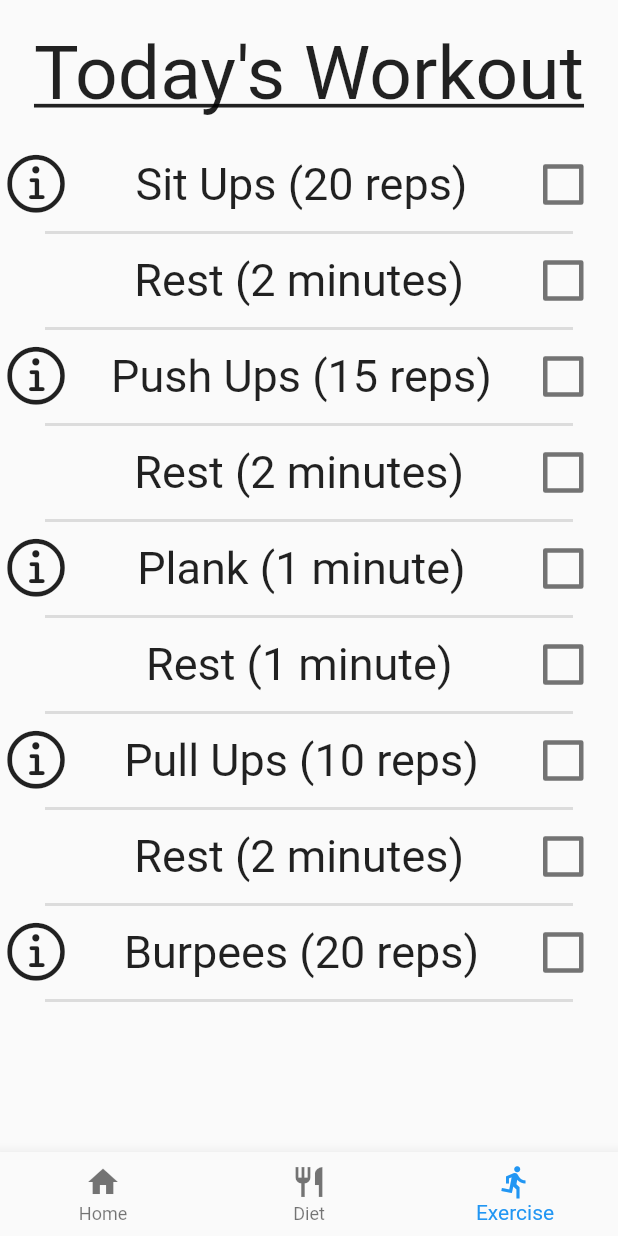
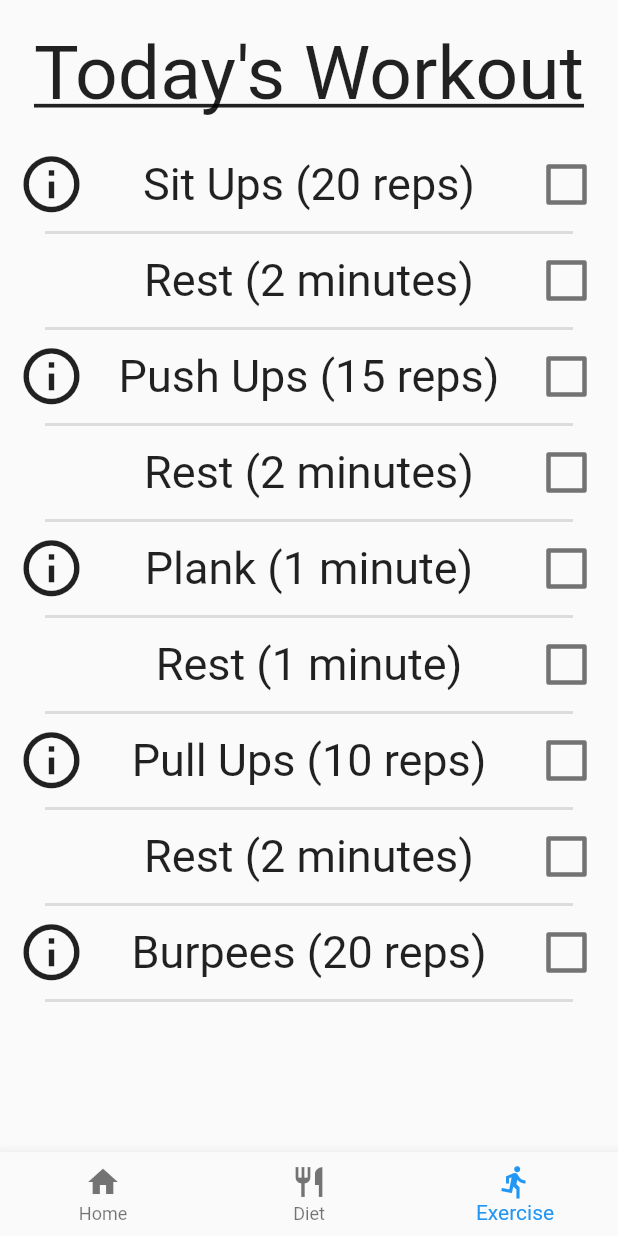
Before and after one commit to lmora21/nutrition_buddy, a Flutter app: the screen it shows after launch, item 3 of the bottom bar chosen, on a phone screen of 412 x 824 dp. Run offline on Flutter 3.47's test engine with Material 2 defaults, Android fonts, the phone set to English and light mode, and no system bars; our stand-ins replace charts_flutter, percent_indicator, pie_chart; missing offline and left inert: window_size.

Commit message:
Realigned workout list items

```diff
--- a/lib/main.dart
+++ b/lib/main.dart
@@ -1,7 +1,6 @@
 import 'dart:io';
 
 import 'package:cs422_gr4_nutribuddy/home_route_cal.dart';
-import 'package:flutter/cupertino.dart';
 import 'package:flutter/material.dart';
 import 'package:flutter/services.dart';
 import 'package:window_size/window_size.dart';
@@ -103,19 +102,27 @@ class _MyHomePageState extends State<MyHomePage> {
         child: Column(
           children: [
             Row(
-              mainAxisAlignment: MainAxisAlignment.spaceBetween,
+              mainAxisAlignment: MainAxisAlignment.center,
               children: [
-                IconButton(
-                    onPressed: () {},
-                    icon: const Icon(CupertinoIcons.info_circle, size: 45),
-                    padding: const EdgeInsets.all(0)),
-                Text("$title $hint", style: const TextStyle(fontSize: 30)),
-                Transform.scale(
-                  scale: 1.5,
-                  child: Align(
-                    alignment: Alignment.centerRight,
-                    child: Padding(
-                      padding: const EdgeInsets.fromLTRB(0, 0, 10, 0),
+                // Icon
+                const Expanded(
+                    flex: 1, child: Icon(Icons.info_outline, size: 45)),
+                // Title
+                Expanded(
+                    flex: 4,
+                    child: Align(
+                      alignment: Alignment.center,
+                      child: Text(
+                        "$title $hint",
+                        style: const TextStyle(fontSize: 30),
+                      ),
+                    )),
+                // Checkbox
+                Expanded(
+                  flex: 1,
+                  child: Transform.scale(
+                    scale: 1.5,
+                    child: Align(
                       child: Checkbox(
                         value: isChecked[index],
                         onChanged: (bool? value) {
@@ -126,7 +133,7 @@ class _MyHomePageState extends State<MyHomePage> {
                       ),
                     ),
                   ),
-                ),
+                )
               ],
             ),
             indentedDivider(),
@@ -148,15 +155,26 @@ class _MyHomePageState extends State<MyHomePage> {
       return Column(
         children: [
           Row(
-            mainAxisAlignment: MainAxisAlignment.spaceBetween,
             children: [
-              const SizedBox(width: 45),
-              Text("Rest (${minutes == 1 ? "1 minute" : "$minutes minutes"})",
-                  style: const TextStyle(fontSize: 30)),
-              Transform.scale(
-                scale: 1.5,
-                child: Padding(
-                  padding: const EdgeInsets.fromLTRB(0, 0, 10, 0),
+              // Empty left space
+              const Expanded(
+                flex: 1,
+                child: SizedBox(),
+              ),
+              // Title
+              Expanded(
+                flex: 4,
+                child: Align(
+                    alignment: Alignment.center,
+                    child: Text(
+                        "Rest (${minutes == 1 ? "1 minute" : "$minutes minutes"})",
+                        style: const TextStyle(fontSize: 30))),
+              ),
+              // Checkbox
+              Expanded(
+                flex: 1,
+                child: Transform.scale(
+                  scale: 1.5,
                   child: Checkbox(
                     value: isChecked[index],
                     onChanged: (bool? value) {
```
